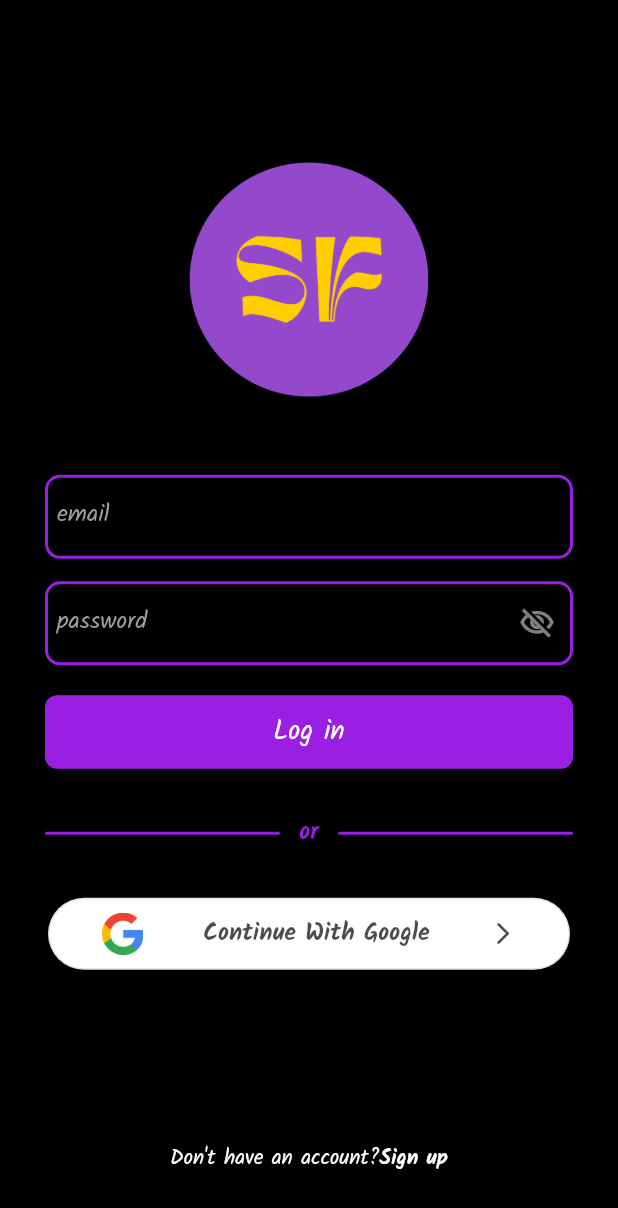
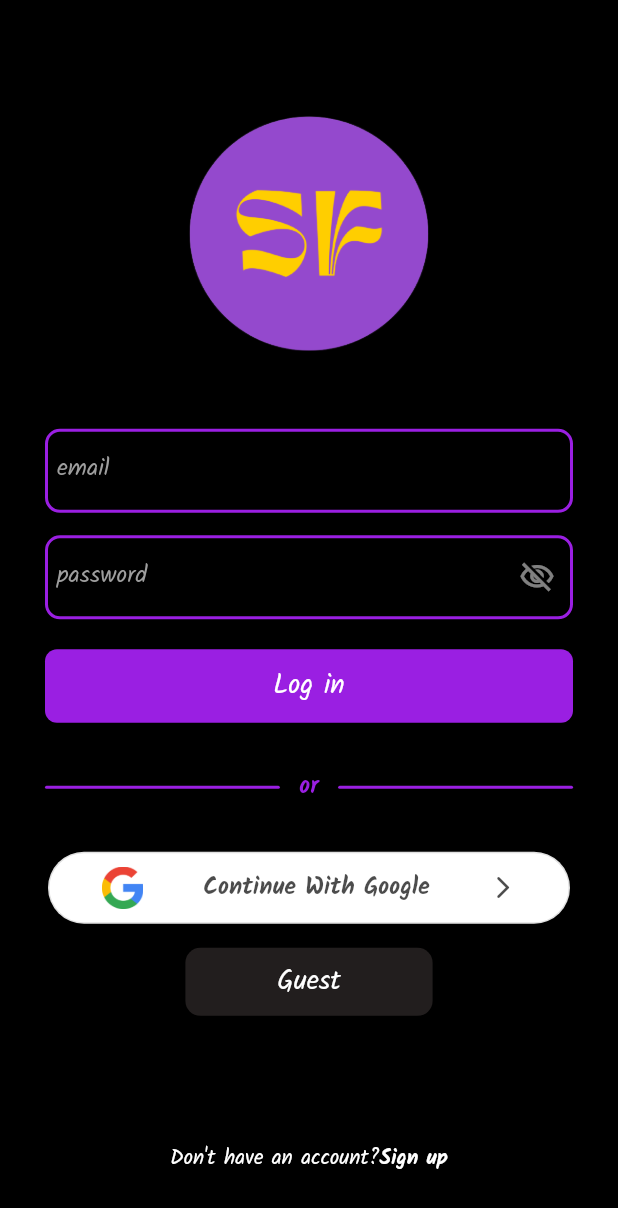
Before and after one commit to mohammed-swafvan/social-flow, a Flutter app: the screen it shows after launch, on a phone screen of 412 x 824 dp. Shown: the top 1208 px of the screen. Run offline on Flutter 3.47's test engine with Material 2 defaults, Android fonts, the light colour scheme and no system bars; our stand-ins replace cloud_firestore, firebase_auth, firebase_core, firebase_storage, google_fonts, google_sign_in and 2 more; accounts and stored records are empty.

Commit message:
app hosted in playstore

```diff
--- a/lib/models/user_model.dart
+++ b/lib/models/user_model.dart
@@ -11,7 +11,7 @@ class UserModel {
   final String name;
   final String category;
 
-  UserModel( {
+  UserModel({
     required this.email,
     required this.uid,
     required this.photoUrl,
--- a/lib/presentation/screens/login_screen.dart
+++ b/lib/presentation/screens/login_screen.dart
@@ -11,6 +11,9 @@ import 'package:social_flow/resources/auth_methods.dart';
 import 'package:social_flow/presentation/utils/colors.dart';
 import 'package:social_flow/presentation/utils/utils.dart';
 import 'package:social_flow/presentation/utils/global_variables.dart';
+import 'package:social_flow/responsive/mobile_screen_layout.dart';
+import 'package:social_flow/responsive/responsive_layout_screen.dart';
+import 'package:social_flow/responsive/web_screen_layout.dart';
 
 class LoginScreen extends StatelessWidget {
   const LoginScreen({super.key});
@@ -116,6 +119,35 @@ class LoginScreen extends StatelessWidget {
                       return const GoogleSignInButton();
                     },
                   ),
+                  Padding(
+                    padding: const EdgeInsets.only(top: 16),
+                    child: GestureDetector(
+                      onTap: () {
+                        Navigator.pushReplacement(
+                          context,
+                          MaterialPageRoute(
+                            builder: (context) => const ResponsiveLayout(
+                              mobileScreenLayout:  MobileScreenLayout(userId: 'guest'),
+                              webScreenLayout: WebScreenLayout(),
+                            ),
+                          ),
+                        );
+                      },
+                      child: Container(
+                        width: screenWidth * 0.4,
+                        height: screenHeight * 0.055,
+                        alignment: Alignment.center,
+                        decoration:
+                            BoxDecoration(color: kSmallContextsColor, borderRadius: const BorderRadius.all(Radius.circular(10))),
+                        child: CustomTextWidget(
+                          name: 'Guest',
+                          size: 18,
+                          fontWeight: FontWeight.w500,
+                          textColor: kWhiteColor,
+                        ),
+                      ),
+                    ),
+                  ),
                   Flexible(
                     flex: 1,
                     child: Container(),
@@ -136,7 +168,7 @@ class LoginScreen extends StatelessWidget {
                         builder: (context, value, child) {
                           return GestureDetector(
                             onTap: () {
-                              Navigator.push(context, MaterialPageRoute(builder: (context) => const SignUpScreen()));
+                              Navigator.pushReplacement(context, MaterialPageRoute(builder: (context) => const SignUpScreen()));
                               value.disposeController(context);
                             },
                             child: Container(
--- a/lib/presentation/screens/sign_up_screen.dart
+++ b/lib/presentation/screens/sign_up_screen.dart
@@ -164,7 +164,7 @@ class SignUpScreen extends StatelessWidget {
                       builder: (context, value, child) {
                         return GestureDetector(
                           onTap: () {
-                            Navigator.push(context, MaterialPageRoute(builder: (context) => const LoginScreen()));
+                            Navigator.pushReplacement(context, MaterialPageRoute(builder: (context) => const LoginScreen()));
                             value.disposeControllers(context);
                           },
                           child: Container(
--- a/lib/presentation/widgets/message_card_widget.dart
+++ b/lib/presentation/widgets/message_widgets/message_card_widget.dart
@@ -20,8 +20,8 @@ class MessageCardWidget extends StatelessWidget {
         color: kMainColor,
         borderRadius: const BorderRadius.only(
           bottomLeft: Radius.circular(12),
-          topRight: Radius.circular(2),
-          bottomRight: Radius.circular(12),
+          topRight: Radius.circular(12),
+          bottomRight: Radius.circular(2),
           topLeft: Radius.circular(12),
         ),
       );
--- a/lib/providers/google_button_provider.dart
+++ b/lib/providers/google_button_provider.dart
@@ -12,5 +12,4 @@ class GoogleButtonProvider extends ChangeNotifier {
     isSignIn = false;
     notifyListeners();
   }
-
 }
--- a/lib/providers/login_screen_provider.dart
+++ b/lib/providers/login_screen_provider.dart
@@ -28,12 +28,12 @@ class LoginScreenProvider extends ChangeNotifier {
       password: passwordController.text,
     );
 
-    if (ctx.mounted) {}
     if (res == "success") {
       String userId = AuthMethods().getUserUid();
       disposeController(ctx);
+      isLoading = false;
       notifyListeners();
-      isLoading = false;
+
       Navigator.pushReplacement(
         ctx,
         MaterialPageRoute(
--- a/lib/providers/profile_screen_provider.dart
+++ b/lib/providers/profile_screen_provider.dart
@@ -1,5 +1,3 @@
-import 'dart:developer';
-
 import 'package:cloud_firestore/cloud_firestore.dart';
 import 'package:flutter/material.dart';
 import 'package:social_flow/presentation/utils/utils.dart';
@@ -13,7 +11,6 @@ class ProfileScreenProvider extends ChangeNotifier {
 
   Future getData(BuildContext context, uid) async {
     isLoading = true;
-    log('${this.uid},   $uid');
     try {
       var userSnap = await FirebaseFirestore.instance.collection('users').doc(uid).get();
       userData = userSnap.data()!;
--- a/lib/providers/search_screen_provider.dart
+++ b/lib/providers/search_screen_provider.dart
@@ -30,7 +30,6 @@ class SearchScreenProvider extends ChangeNotifier {
           ),
         );
       }
-      log(allUsersForSearching.toString());
     } catch (e) {
       log(e.toString());
     }
--- a/lib/resources/auth_methods.dart
+++ b/lib/resources/auth_methods.dart
@@ -165,7 +165,6 @@ class AuthMethods {
             firestore.collection("users").doc(userCredential.user!.uid).set(userModel.toJson());
           }
         } on FirebaseAuthException catch (e) {
-          if (context.mounted) {}
           if (e.code == 'account-exists-with-different-credential') {
             showSnackbar('The account already exists with a different credential.', context);
           } else if (e.code == 'invalid-credential') {
--- a/lib/resources/chat_methods.dart
+++ b/lib/resources/chat_methods.dart
@@ -1,5 +1,9 @@
+import 'dart:developer';
+
 class ChatMethods {
   String checkingId({required String user, required String currentUser}) {
+    log(user[0]);
+    log(currentUser);
     if (user[0].toLowerCase().codeUnits[0] > currentUser.toLowerCase().codeUnits[0]) {
       return "$user$currentUser";
     } else {
--- a/lib/responsive/responsive_layout_screen.dart
+++ b/lib/responsive/responsive_layout_screen.dart
@@ -1,5 +1,3 @@
-// ignore_for_file: use_build_context_synchronously
-
 import 'package:flutter/material.dart';
 import 'package:provider/provider.dart';
 import 'package:social_flow/presentation/utils/global_variables.dart';
--- a/pubspec.yaml
+++ b/pubspec.yaml
@@ -16,7 +16,7 @@ publish_to: 'none' # Remove this line if you wish to publish to pub.dev
 # https://developer.apple.com/library/archive/documentation/General/Reference/InfoPlistKeyReference/Articles/CoreFoundationKeys.html
 # In Windows, build-name is used as the major, minor, and patch parts
 # of the product and file versions while build-number is used as the build suffix.
-version: 1.0.0+1
+version: 1.0.1+1
 
 environment:
   sdk: '>=2.19.5 <3.0.0'
```
Also changed, not shown: lib/presentation/screens/chat_screen.dart (+3 -37 lines), lib/presentation/screens/following_screen.dart (+9 -17 lines), lib/presentation/screens/profile_screen.dart (+25 -2 lines), lib/presentation/widgets/message_widgets/date_divider_widget.dart (added, +42 -0 lines), lib/models/message_model.dart (line endings or trailing spaces), lib/resources/storage_method.dart (line endings or trailing spaces), 7 other files.
